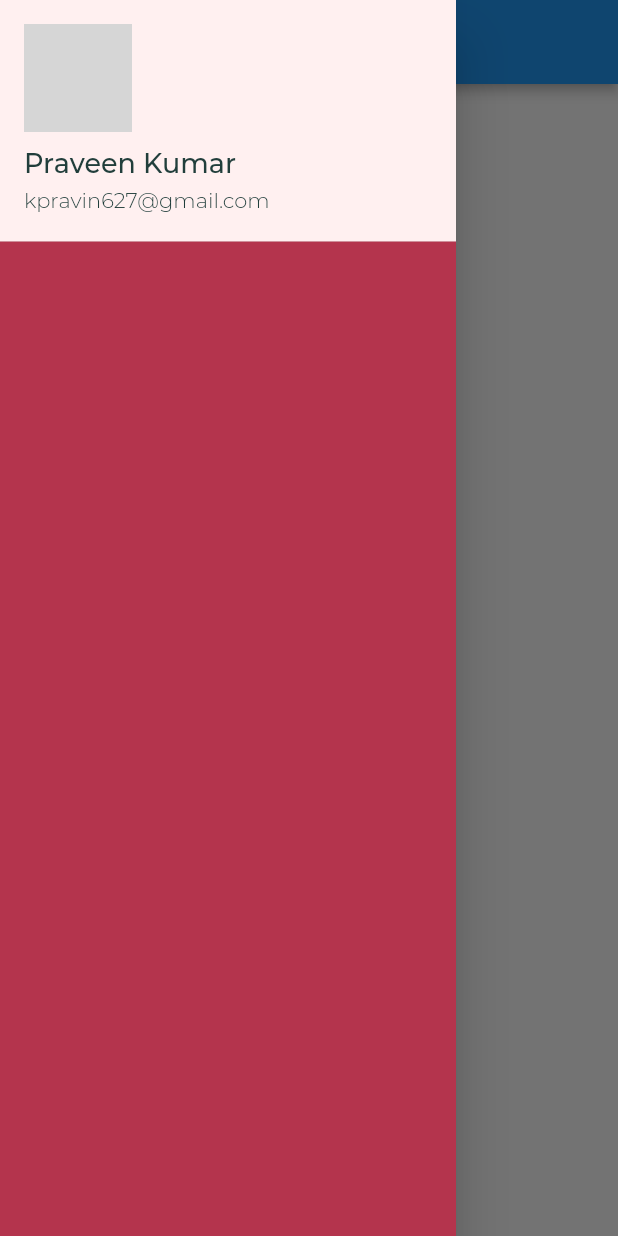
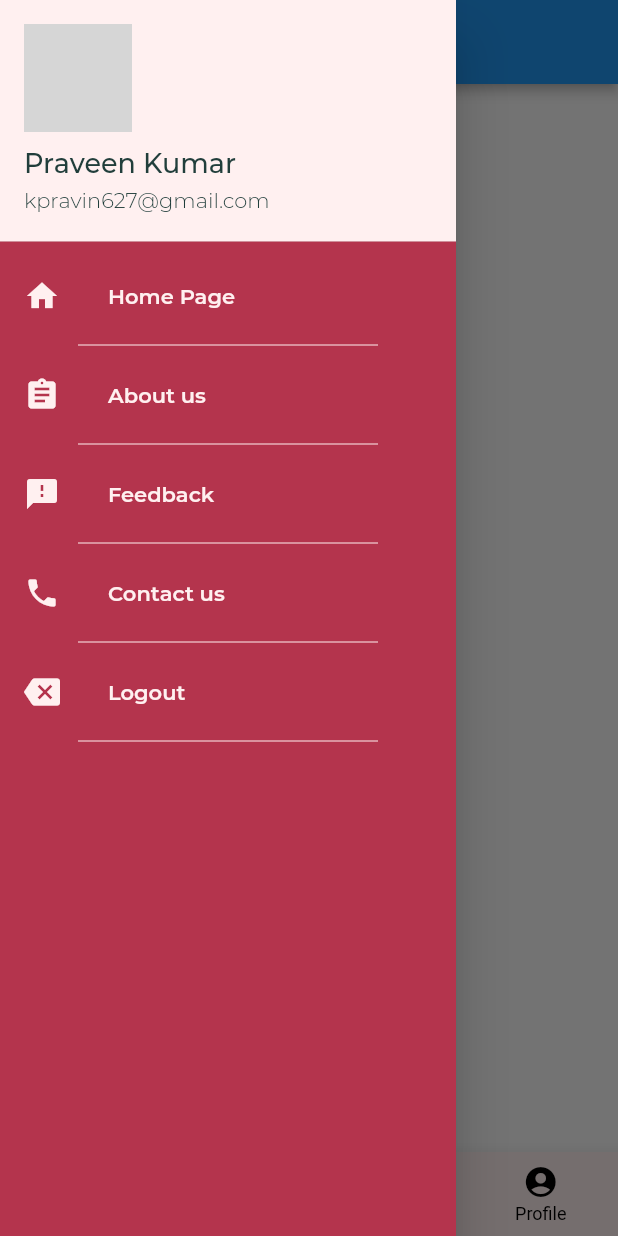
Before and after one commit to merajzaidi/meelesapp, a Flutter app: the screen it shows after launch, with the side drawer open, on a phone screen of 412 x 824 dp. Run offline on Flutter 3.47's test engine with Material 2 defaults, Android fonts, the light colour scheme and no system bars; network calls fail; grey boxes are pictures that could not be loaded.

Commit message:
fifthCommit-navbar updated

```diff
--- /dev/null
+++ b/lib/components/drawerInkwellButtons.dart
@@ -0,0 +1,38 @@
+import 'package:flutter/material.dart';
+import '../constants/colorConstants.dart';
+
+class DrawerButtons extends StatelessWidget {
+  final String buttonTitle;
+  final Icon buttonIcon;
+  final Function onPressed;
+  DrawerButtons({this.buttonTitle, this.buttonIcon, this.onPressed});
+
+  @override
+  Widget build(BuildContext context) {
+    return Column(
+      children: [
+        InkWell(
+          onTap: onPressed,
+          child: ListTile(
+            title: Text(
+              buttonTitle,
+              style: TextStyle(
+                  color: kwhiteAlternateColor,
+                  fontFamily: 'Montserrat',
+                  fontWeight: FontWeight.w600),
+            ),
+            leading: buttonIcon,
+          ),
+        ),
+        SizedBox(
+          width: 200.0,
+          height: 10.0,
+          child: Divider(
+            height: 3.0,
+            color: kwhiteAlternateColor,
+          ),
+        )
+      ],
+    );
+  }
+}
--- /dev/null
+++ b/lib/components/userProfileSectionDrawer.dart
@@ -0,0 +1,39 @@
+import 'package:flutter/material.dart';
+import '../constants/colorConstants.dart';
+
+class UserProfileSectionDrawer extends StatelessWidget {
+  @override
+  Widget build(BuildContext context) {
+    return UserAccountsDrawerHeader(
+      accountName: Text(
+        'Praveen Kumar',
+        style: const TextStyle(
+            color: Color(0xff213e3b),
+            fontSize: 18.0,
+            fontFamily: 'Montserrat',
+            fontWeight: FontWeight.w500),
+      ),
+      accountEmail: Text(
+        'kpravin627@gmail.com',
+        style: const TextStyle(
+            color: Color(0xff213e3b),
+            fontSize: 14.0,
+            fontFamily: 'Montserrat',
+            fontWeight: FontWeight.w300),
+      ),
+      currentAccountPicture: GestureDetector(
+        onTap: () {
+          print('pressed');
+        },
+        child: CircleAvatar(
+          backgroundImage: NetworkImage(
+            'https://png.pngtree.com/png-vector/20190827/ourlarge/pngtree-avatar-png-image_1700114.jpg',
+          ),
+        ),
+      ),
+      decoration: BoxDecoration(
+        color: kwhiteAlternateColor,
+      ),
+    );
+  }
+}
--- a/lib/constants/colorConstants.dart
+++ b/lib/constants/colorConstants.dart
@@ -1,3 +1,4 @@
 import 'package:flutter/material.dart';
 
 const kprimaryColor = Color(0xffb4344d);
+const kwhiteAlternateColor = Color(0xfffff0f0);
--- a/lib/screens/homeOverviewScreen.dart
+++ b/lib/screens/homeOverviewScreen.dart
@@ -1,5 +1,6 @@
 import 'package:flutter/material.dart';
-import 'package:meeles/constants/colorConstants.dart';
+import '../widgets/bottomNavigationBarHomePage.dart';
+import '../widgets/homeScreenDrawer.dart';
 
 class HomepageOverviewScreen extends StatelessWidget {
   @override
@@ -13,48 +14,7 @@ class HomepageOverviewScreen extends StatelessWidget {
             ),
           ),
         ),
-      drawer: Drawer(
-        child: Container(
-          color: kprimaryColor,
-          child: ListView(
-            // padding: const EdgeInsets.fromLTRB(10.0, 50.0, 10.0, 20.0),
-            children: [
-              UserAccountsDrawerHeader(
-                accountName: Text(
-                  'Praveen Kumar',
-                  style: const TextStyle(
-                      color: Color(0xff213e3b),
-                      fontSize: 18.0,
-                      fontFamily: 'Montserrat',
-                      fontWeight: FontWeight.w500),
-                ),
-                accountEmail: Text(
-                  'kpravin627@gmail.com',
-                  style: const TextStyle(
-                      color: Color(0xff213e3b),
-                      fontSize: 14.0,
-                      fontFamily: 'Montserrat',
-                      fontWeight: FontWeight.w300),
-                ),
-                currentAccountPicture: GestureDetector(
-                  onTap: () {
-                    print('pressed');
-                  },
-                  child: CircleAvatar(
-                    backgroundImage: NetworkImage(
-                      'https://png.pngtree.com/png-vector/20190827/ourlarge/pngtree-avatar-png-image_1700114.jpg',
-                    ),
-                  ),
-                ),
-                decoration: BoxDecoration(
-                  color: Color(0xfffff0f0),
-                ),
-              )
-            ],
-          ),
-        ),
-      ),
-      // body:
-    );
+        drawer: HomeScreenDrawer(),
+        bottomNavigationBar: NavigationBarBottom());
   }
 }
--- /dev/null
+++ b/lib/widgets/bottomNavigationBarHomePage.dart
@@ -0,0 +1,61 @@
+import '../constants/colorConstants.dart';
+import 'package:flutter/material.dart';
+
+class NavigationBarBottom extends StatefulWidget {
+  @override
+  _NavigationBarBottomState createState() => _NavigationBarBottomState();
+}
+
+class _NavigationBarBottomState extends State<NavigationBarBottom> {
+  int _currentIndex = 0;
+  @override
+  Widget build(BuildContext context) {
+    return BottomNavigationBar(
+      currentIndex: _currentIndex,
+      type: BottomNavigationBarType.fixed,
+      backgroundColor: kwhiteAlternateColor,
+      selectedItemColor: kprimaryColor,
+      unselectedItemColor: Colors.black,
+      elevation: 8.0,
+      items: [
+        BottomNavigationBarItem(
+          icon: Icon(Icons.home),
+          title: Text(
+            'Home',
+            style: TextStyle(
+                fontFamily: 'Montserrat', fontWeight: FontWeight.w600),
+          ),
+        ),
+        BottomNavigationBarItem(
+          icon: Icon(Icons.search),
+          title: Text(
+            'Search',
+            style: TextStyle(
+                fontFamily: 'Montserrat', fontWeight: FontWeight.w600),
+          ),
+        ),
+        BottomNavigationBarItem(
+          icon: Icon(Icons.settings),
+          title: Text(
+            'settings',
+            style: TextStyle(
+                fontFamily: 'Montserrat', fontWeight: FontWeight.w600),
+          ),
+        ),
+        BottomNavigationBarItem(
+          icon: Icon(Icons.account_circle),
+          title: Text(
+            'Profile',
+            style: TextStyle(
+                fontFamily: 'Montserrat', fontWeight: FontWeight.w600),
+          ),
+        ),
+      ],
+      onTap: (index) {
+        setState(() {
+          _currentIndex = index;
+        });
+      },
+    );
+  }
+}
--- /dev/null
+++ b/lib/widgets/homeScreenDrawer.dart
@@ -0,0 +1,61 @@
+import 'package:flutter/material.dart';
+import '../constants/colorConstants.dart';
+import '../components/userProfileSectionDrawer.dart';
+import '../components/drawerInkwellButtons.dart';
+
+class HomeScreenDrawer extends StatelessWidget {
+  @override
+  Widget build(BuildContext context) {
+    return Drawer(
+      child: Container(
+        color: kprimaryColor,
+        child: ListView(
+          children: [
+            UserProfileSectionDrawer(),
+            Center(
+              child: DrawerButtons(
+                buttonTitle: 'Home Page',
+                buttonIcon: Icon(
+                  Icons.home,
+                  color: kwhiteAlternateColor,
+                ),
+              ),
+            ),
+            DrawerButtons(
+              buttonTitle: 'About us',
+              buttonIcon: Icon(
+                Icons.assignment,
+                color: kwhiteAlternateColor,
+              ),
+              onPressed: () {},
+            ),
+            DrawerButtons(
+              buttonTitle: 'Feedback',
+              buttonIcon: Icon(
+                Icons.feedback,
+                color: kwhiteAlternateColor,
+              ),
+              onPressed: () {},
+            ),
+            DrawerButtons(
+              buttonTitle: 'Contact us',
+              buttonIcon: Icon(
+                Icons.phone,
+                color: kwhiteAlternateColor,
+              ),
+              onPressed: () {},
+            ),
+            DrawerButtons(
+              buttonTitle: 'Logout',
+              buttonIcon: Icon(
+                Icons.backspace,
+                color: kwhiteAlternateColor,
+              ),
+              onPressed: () {},
+            ),
+          ],
+        ),
+      ),
+    );
+  }
+}
```
Lines whose indentation alone changed are shown as unchanged.
